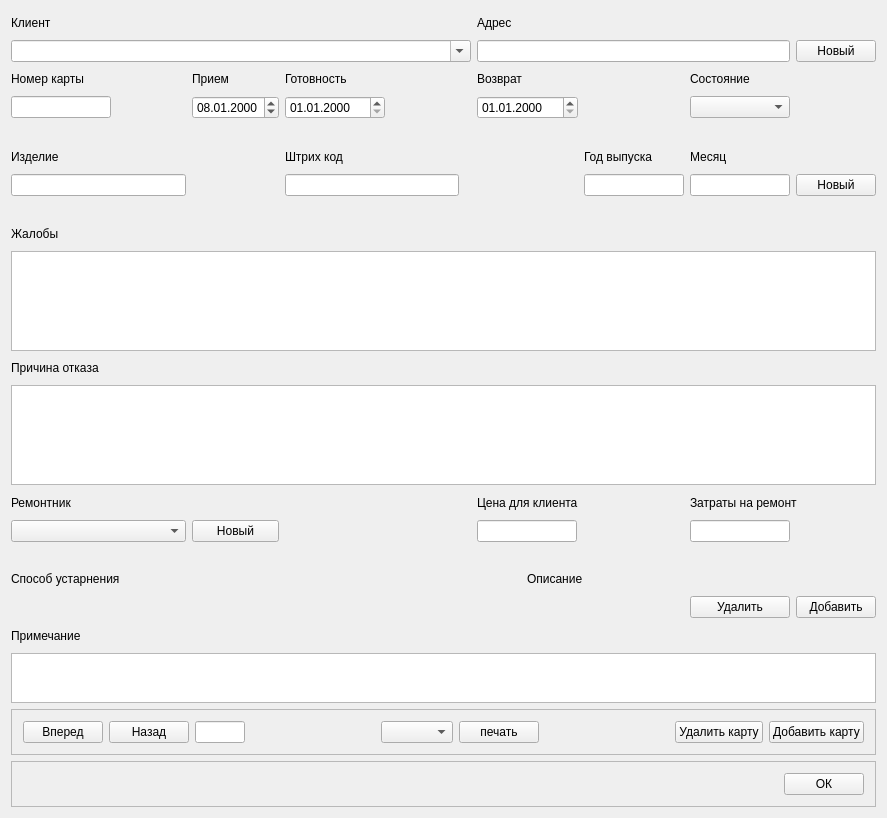
Before: the Qt Designer form mainwindow.ui in Flamio/RepairCards, drawn with Qt 5.
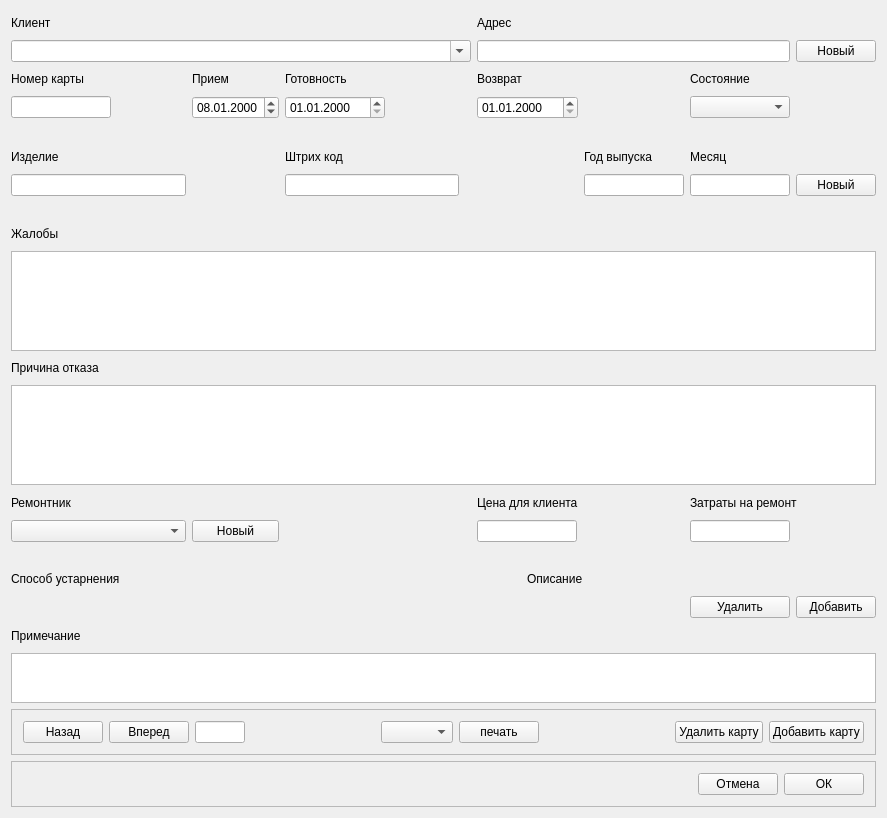
After: the same form once the commit is applied.

What changed in the file:
```diff
--- a/mainwindow.ui
+++ b/mainwindow.ui
@@ -454,13 +454,6 @@
       <layout class="QHBoxLayout" name="horizontalLayout_7">
        <item>
         <layout class="QHBoxLayout" name="horizontalLayout_6">
-         <item>
-          <widget class="QPushButton" name="pushButton_8">
-           <property name="text">
-            <string>Вперед</string>
-           </property>
-          </widget>
-         </item>
          <item>
           <widget class="QPushButton" name="pushButton_7">
            <property name="text">
@@ -468,6 +461,13 @@
            </property>
           </widget>
          </item>
+         <item>
+          <widget class="QPushButton" name="pushButton_8">
+           <property name="text">
+            <string>Вперед</string>
+           </property>
+          </widget>
+         </item>
          <item>
           <widget class="QLineEdit" name="lineEdit_4">
            <property name="maximumSize">
@@ -563,6 +563,13 @@
            </property>
           </spacer>
          </item>
+         <item>
+          <widget class="QPushButton" name="pushButton_12">
+           <property name="text">
+            <string>Отмена</string>
+           </property>
+          </widget>
+         </item>
          <item>
           <widget class="QPushButton" name="pushButton_11">
            <property name="text">
```
Left out of the diff: 52 changed lines with no effect on the pictures.
